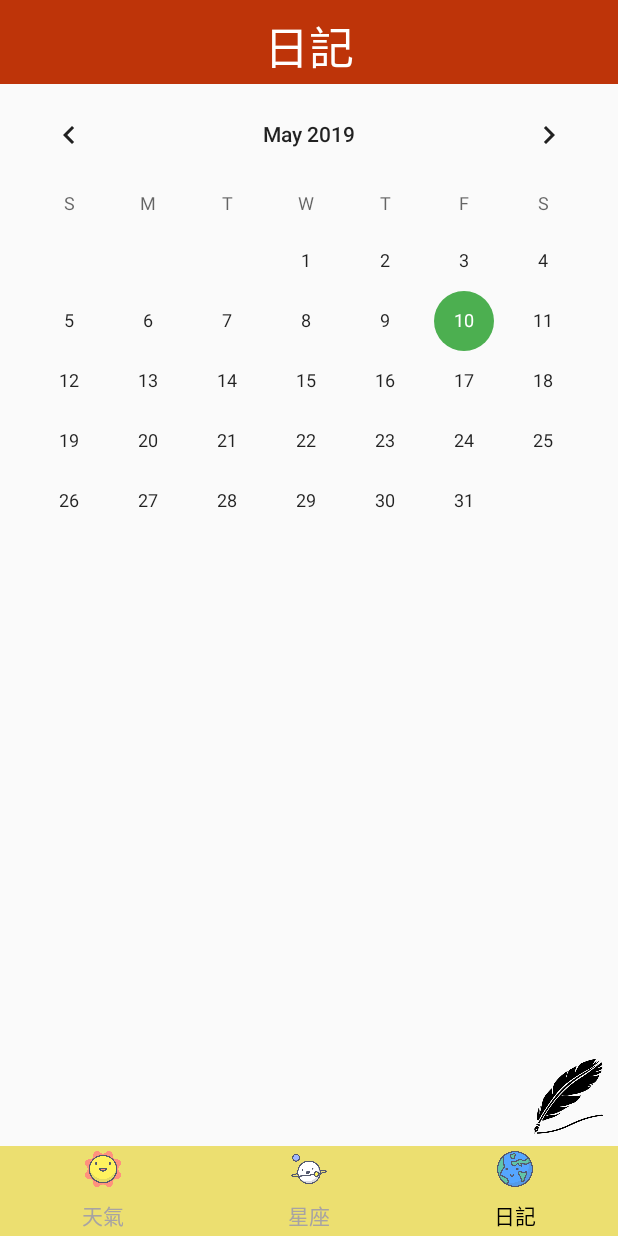
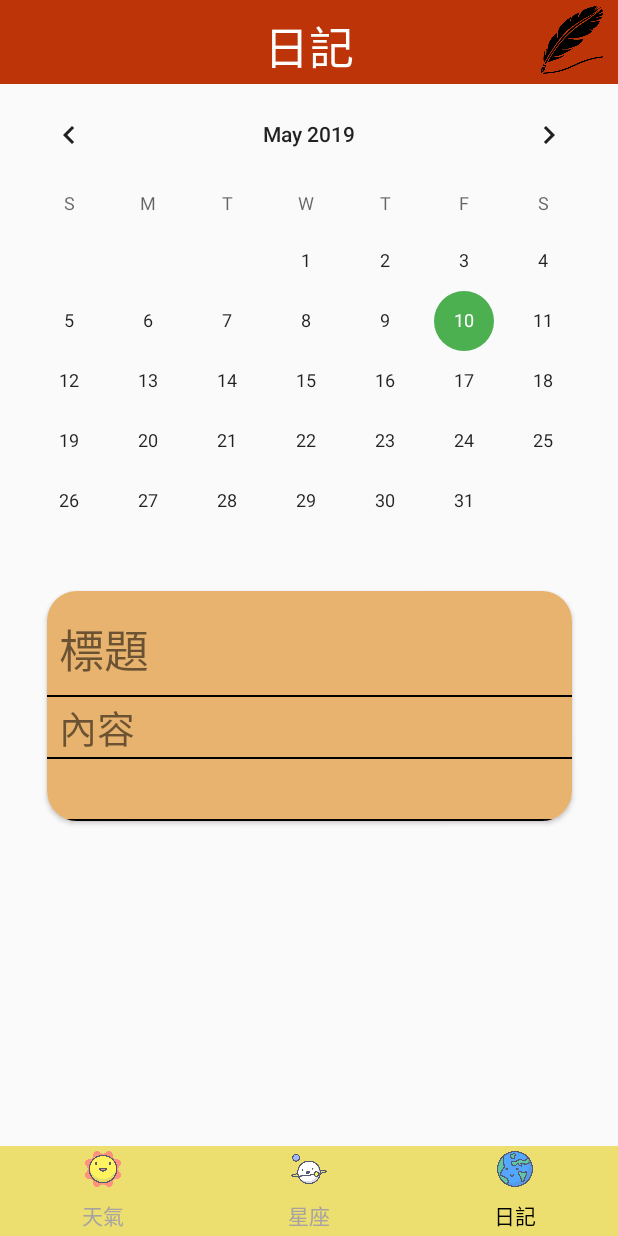
Before and after one commit to pehgy5342/Today, an Android app: the screen it shows after launch (MainActivity), item 3 of the bottom bar chosen, on a phone screen of 412 x 824 dp. Run offline under Robolectric (Android 15) with nearby library versions, the phone set to English and light mode, and no system bars; pictures from the network do not load.

Commit message:
Intent finished

```diff
--- a/app/src/main/AndroidManifest.xml
+++ b/app/src/main/AndroidManifest.xml
@@ -16,7 +16,7 @@
         <activity android:name=".activity.ConstellationActivity">
         </activity>
         <activity
-                android:name=".activity.HomeActivity"
+                android:name=".activity.WelcomeActivity"
                 android:configChanges="orientation"
                 android:windowSoftInputMode="adjustPan">
             <intent-filter>
--- a/app/src/main/java/com/example/today/activity/ConstellationActivity.kt
+++ b/app/src/main/java/com/example/today/activity/ConstellationActivity.kt
@@ -55,12 +55,12 @@ class ConstellationActivity : AppCompatActivity() {
 
         println("kkkkkkkkkkkkkk$list")
 
-//        tb_title.title = list.name
+        tb_title.title = list.name
 
         if (list != null) {
-//            list.name = tb_title.title.toString()
+
             list.STAR_MONEY
-            Glide.with(this).load(R.drawable.starts).into(iv_toolbar)
+            Glide.with(this).load(R.drawable.star).into(iv_toolbar)
             starList.add(ConstellationData.Lucky(list.STAR_MONEY, list.DESC_MONEY))
             starList.add(ConstellationData.Lucky(list.STAR_WORK, list.DESC_WORK))
             starList.add(ConstellationData.Lucky(list.STAR_LOVE, list.DESC_LOVE))
--- a/app/src/main/java/com/example/today/activity/HomeActivity.kt
+++ b/app/src/main/java/com/example/today/activity/WelcomeActivity.kt
@@ -6,13 +6,13 @@ import android.os.Bundle
 import android.os.Handler
 import com.bumptech.glide.Glide
 import com.example.today.R
-import kotlinx.android.synthetic.main.activity_home.*
+import kotlinx.android.synthetic.main.activity_welcome.*
 
-class HomeActivity : AppCompatActivity() {
+class WelcomeActivity : AppCompatActivity() {
 
     override fun onCreate(savedInstanceState: Bundle?) {
         super.onCreate(savedInstanceState)
-        setContentView(R.layout.activity_home)
+        setContentView(R.layout.activity_welcome)
 
         Glide.with(this).load(R.drawable.welcome).into(iv_welcome)
 
--- a/app/src/main/res/layout/activity_constellation.xml
+++ b/app/src/main/res/layout/activity_constellation.xml
@@ -30,8 +30,8 @@
 
             <ImageView
                     android:id="@+id/iv_toolbar"
-                    android:layout_width="wrap_content"
-                    android:layout_height="wrap_content"/>
+                    android:layout_width="match_parent"
+                    android:layout_height="match_parent"/>
 
             <androidx.appcompat.widget.Toolbar
                     android:id="@+id/tb_title"
--- a/app/src/main/res/layout/activity_home.xml
+++ b/app/src/main/res/layout/activity_welcome.xml
@@ -4,7 +4,7 @@
         xmlns:tools="http://schemas.android.com/tools"
         android:layout_width="match_parent"
         android:layout_height="match_parent"
-        tools:context=".activity.HomeActivity">
+        tools:context=".activity.WelcomeActivity">
 
     <androidx.appcompat.widget.AppCompatImageView
             android:id="@+id/iv_welcome"
--- a/app/src/main/res/layout/daily_item.xml
+++ b/app/src/main/res/layout/daily_item.xml
@@ -1,13 +1,73 @@
 <?xml version="1.0" encoding="utf-8"?>
 <androidx.cardview.widget.CardView
-        xmlns:android="http://schemas.android.com/apk/res/android" xmlns:app="http://schemas.android.com/apk/res-auto"
+        xmlns:android="http://schemas.android.com/apk/res/android"
+        xmlns:app="http://schemas.android.com/apk/res-auto"
         android:orientation="vertical"
-        app:cardCornerRadius="10dp"
+        app:cardCornerRadius="20dp"
+        android:paddingStart="20dp"
+        android:paddingEnd="20dp"
 
-        android:layout_width="match_parent"
-        android:layout_height="match_parent">
+        android:layout_width="wrap_content"
+        android:layout_height="wrap_content">
 
-    <TextView android:layout_width="wrap_content"
-              android:layout_height="wrap_content"/>
+    <androidx.constraintlayout.widget.ConstraintLayout
+            android:orientation="vertical"
+            android:background="#E7B36E"
+            android:layout_width="wrap_content"
+            android:layout_height="wrap_content">
 
+
+        <TextView
+                android:id="@+id/tv_dailyTitle"
+                android:text="@string/dailyTitle"
+                android:textSize="30sp"
+                android:layout_width="wrap_content"
+                android:layout_height="wrap_content"
+                app:layout_constraintTop_toTopOf="parent"
+                android:layout_marginTop="16dp" app:layout_constraintStart_toStartOf="parent"
+                android:layout_marginStart="8dp"/>
+
+        <View
+                android:layout_width="350sp"
+                android:layout_height="1dp"
+                android:background="#000"
+                app:layout_constraintTop_toBottomOf="@+id/tv_dailyTitle"
+                android:layout_marginTop="8dp"
+                android:id="@+id/view2"
+                app:layout_constraintStart_toStartOf="parent"
+                app:layout_constraintEnd_toEndOf="parent"/>
+        <TextView
+                android:id="@+id/tv_dailyContent"
+                android:text="@string/dailyContent"
+                android:textSize="25sp"
+                android:layout_width="wrap_content"
+                android:layout_height="wrap_content"
+                app:layout_constraintStart_toStartOf="@+id/tv_dailyTitle"
+                app:layout_constraintTop_toBottomOf="@+id/view2"
+                app:layout_constraintBottom_toTopOf="@+id/view"/>
+
+
+        <View
+                android:layout_width="350sp"
+                android:layout_height="1dp"
+                android:background="#000"
+                android:id="@+id/view"
+                app:layout_constraintStart_toStartOf="parent"
+                app:layout_constraintEnd_toEndOf="parent"
+                android:layout_marginTop="40dp"
+                app:layout_constraintTop_toBottomOf="@+id/view2"/>
+
+        <View
+                android:layout_width="350sp"
+                android:layout_height="1dp"
+                android:background="#000"
+                android:layout_marginTop="40dp"
+                app:layout_constraintTop_toBottomOf="@+id/view"
+                app:layout_constraintStart_toStartOf="parent"
+                app:layout_constraintEnd_toEndOf="parent"
+                android:id="@+id/view3"/>
+
+
+
+    </androidx.constraintlayout.widget.ConstraintLayout>
 </androidx.cardview.widget.CardView>
--- a/app/src/main/res/layout/fragment_daily.xml
+++ b/app/src/main/res/layout/fragment_daily.xml
@@ -19,9 +19,16 @@
                 app:layout_constraintTop_toTopOf="parent"
                 app:layout_constraintStart_toStartOf="parent"
                 app:layout_constraintEnd_toEndOf="parent">
-
         </androidx.appcompat.widget.Toolbar>
 
+        <ImageButton
+
+                android:id="@+id/btn_write"
+                android:background="@drawable/write"
+                android:layout_width="45dp"
+                android:layout_height="45dp"
+                android:layout_marginTop="4dp" app:layout_constraintTop_toTopOf="parent"
+                app:layout_constraintEnd_toEndOf="parent" android:layout_marginEnd="8dp"/>
         <TextView
                 android:id="@+id/tv_daily"
                 android:text="@string/tb_daily"
@@ -42,6 +49,16 @@
                 app:layout_constraintEnd_toEndOf="parent">
 
         </CalendarView>
+
+
+        <include layout="@layout/daily_item"
+
+                 app:layout_constraintTop_toBottomOf="@+id/calendarView"
+                 app:layout_constraintStart_toStartOf="parent"
+                 android:layout_width="wrap_content"
+                 android:layout_height="wrap_content"
+                 app:layout_constraintEnd_toEndOf="parent"
+                 android:id="@+id/include"/>
 
         <!--<androidx.recyclerview.widget.RecyclerView-->
         <!--android:id="@+id/rv_daily"-->
@@ -68,19 +85,8 @@
         <!--app:layout_constraintTop_toBottomOf="@+id/calendarView"/>-->
 
 
-
         <!--</androidx.core.widget.NestedScrollView>-->
 
 
-        <ImageButton
-                android:id="@+id/btn_write"
-                android:background="@drawable/write"
-                android:layout_width="50dp"
-                android:layout_height="50dp"
-                app:layout_constraintEnd_toEndOf="parent"
-                app:layout_constraintBottom_toBottomOf="parent"
-                android:layout_marginEnd="8dp"
-                android:layout_marginBottom="8dp"/>
-
     </androidx.constraintlayout.widget.ConstraintLayout>
 </FrameLayout>
--- a/app/src/main/res/values/strings.xml
+++ b/app/src/main/res/values/strings.xml
@@ -44,6 +44,9 @@
 
     <string name="progress">資料讀取中，請稍後...</string>
 
+    <string name="dailyTitle">標題</string>
+    <string name="dailyContent">內容</string>
+
 
     <!-- TODO: Remove or change this placeholder text -->
     <string name="hello_blank_fragment">Hello blank fragment</string>
```
Also changed, not shown: app/src/main/res/layout/fragment_weather.xml (+46 -23 lines), app/src/main/res/drawable/star.jpg (added), app/src/main/res/drawable/sun2.png (deleted). Lines whose indentation alone changed are shown as unchanged.
